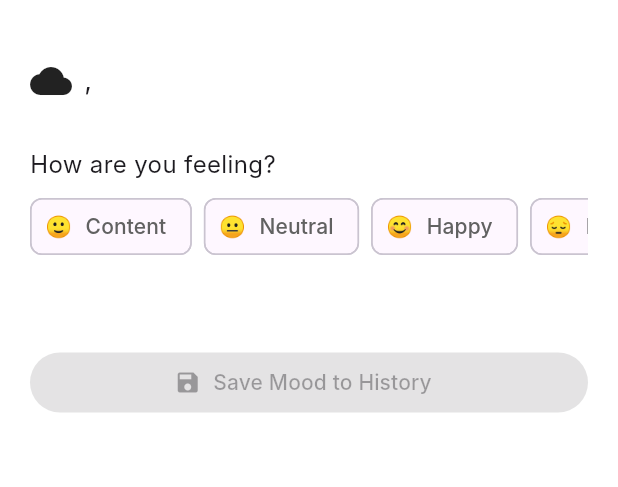
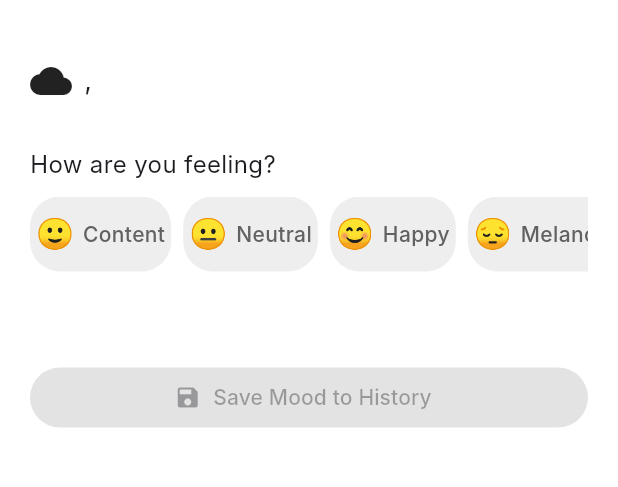
Before and after one commit to Tsukii-stitch/Auracast, a Flutter app: the screen it shows after launch, on a phone screen of 412 x 824 dp, the part 84-571 px from its top. Run offline on Flutter 3.47's test engine with Material 3 defaults, Android fonts, the light colour scheme and no system bars; our stand-ins replace shared_preferences; network calls fail; Roboto replaces fonts that are missing (Inter).

Commit message:
Update mood_selector.dart

```diff
--- a/lib/widgets/mood_selector.dart
+++ b/lib/widgets/mood_selector.dart
@@ -17,7 +17,6 @@ class MoodSelector extends StatelessWidget {
   });
 
   @override
-  // Define available moods with corresponding emojis.
   Widget build(BuildContext context) {
     final Map<String, String> moodEmojis = {
       "Content": "🙂",
@@ -33,29 +32,51 @@ class MoodSelector extends StatelessWidget {
         // Section title
         const Text("How are you feeling?", style: TextStyle(fontSize: 16)),
         const SizedBox(height: 10),
-        // Horizontal scrollable list of moods as ChoiceChips
+        // Horizontal scrollable list of moods
         SizedBox(
-          height: 40,
+          height: 50,
           child: ListView(
             scrollDirection: Axis.horizontal,
             children: moodEmojis.entries.map((entry) {
-              // Check if the current mood is selected
               final isSelected = selectedMood == entry.key;
               return Padding(
                 padding: const EdgeInsets.only(right: 8),
-                child: ChoiceChip(
-                  // Display the mood label (e.g., "Happy") with its emoji
-                  label: Text(entry.key),
-                  avatar: Text(entry.value),
-                  // Highlight if selected
-                  selected: isSelected,
-                  selectedColor: Colors.blue.shade100,
-                  // Change label color depending on selection
-                  labelStyle: TextStyle(
-                    color: isSelected ? Colors.black : Colors.grey[700],
+                child: GestureDetector(
+                  onTap: () => onMoodSelected(entry.key),
+                  child: AnimatedContainer(
+                    duration: const Duration(milliseconds: 200),
+                    curve: Curves.easeInOut,
+                    padding: EdgeInsets.all(isSelected ? 8 : 4),
+                    decoration: BoxDecoration(
+                      color: isSelected
+                          ? Colors.blue.shade100
+                          : Colors.grey.shade200,
+                      borderRadius: BorderRadius.circular(20),
+                    ),
+                    child: Row(
+                      mainAxisSize: MainAxisSize.min,
+                      children: [
+                        // Emoji with zoom effect
+                        AnimatedScale(
+                          scale: isSelected ? 1.5 : 1.0,
+                          duration: const Duration(milliseconds: 200),
+                          curve: Curves.easeInOut,
+                          child: Text(
+                            entry.value,
+                            style: const TextStyle(fontSize: 20),
+                          ),
+                        ),
+                        const SizedBox(width: 6),
+                        Text(
+                          entry.key,
+                          style: TextStyle(
+                            color: isSelected ? Colors.black : Colors.grey[700],
+                            fontWeight: FontWeight.w500,
+                          ),
+                        ),
+                      ],
+                    ),
                   ),
-                  // When a mood is tapped, call the parent callback
-                  onSelected: (_) => onMoodSelected(entry.key),
                 ),
               );
             }).toList(),
```
